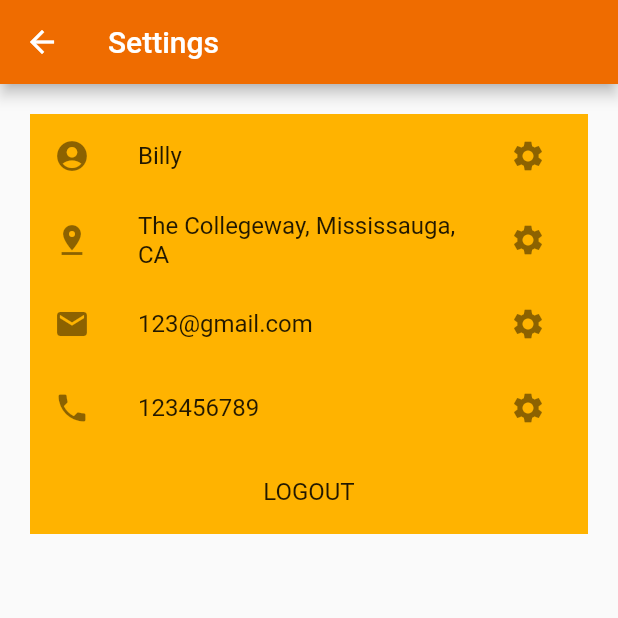
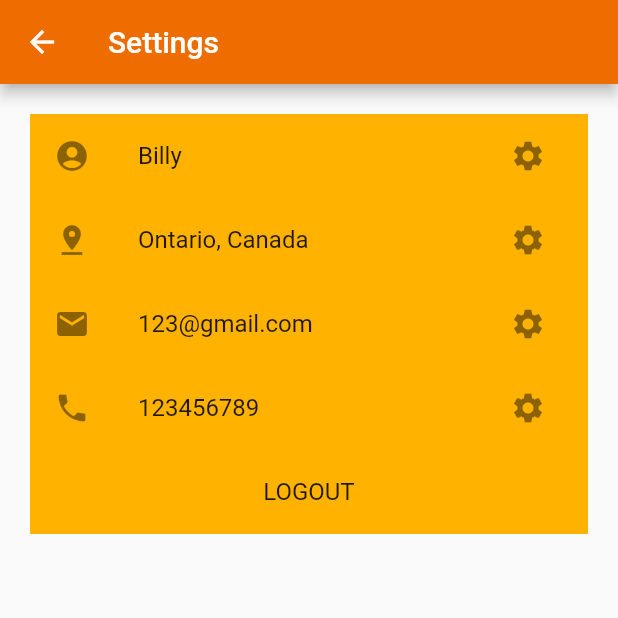
Before and after one commit to NeighborHoop/NeightborHoop, a Flutter app: the Settings screen opened directly, on a phone screen of 412 x 824 dp, the top half of it. Run offline on Flutter 3.47's test engine with Material 2 defaults, Android fonts, the phone set to English and light mode, and no system bars.

Commit message:
Share data first version
Able to synchronize Changes at settings with avatar

```diff
--- /dev/null
+++ b/lib/SharedData.dart
@@ -0,0 +1,7 @@
+class Billy{
+  static String name = "Billy";
+  static String email = "123@gmail.com";
+  static String phone = "123456789";
+  static String location = "Ontario, Canada";
+  static var points = 10;
+}
--- a/lib/profile.dart
+++ b/lib/profile.dart
@@ -1,4 +1,5 @@
 import 'package:flutter/material.dart';
+import './SharedData.dart';
 
 class Profile extends StatefulWidget{
   @override
@@ -7,7 +8,7 @@ class Profile extends StatefulWidget{
 
 class ProfileState extends State<Profile> {
   final List<String> entries = <String>['POINTS', 'SHOOT', 'REBOUND', 'ASSIST', 'WIN RATE', 'RATING'];
-  List<int> attributes = [10, 0, 0, 0, 0, 0];
+  List<int> attributes = [Billy.points, 0, 0, 0, 0, 0];
   Widget build(BuildContext context){
     return ListView.separated(
       padding: const EdgeInsets.all(20),
--- a/lib/settings.dart
+++ b/lib/settings.dart
@@ -1,4 +1,5 @@
 import 'package:flutter/material.dart';
+import './SharedData.dart';
 
 class Settings extends StatefulWidget {
   @override
@@ -27,10 +28,10 @@ class SettingControl extends StatefulWidget {
 }
 
 class SettingControlState extends State<SettingControl> {
-  String name = "Billy";
-  String location = "The Collegeway, Mississauga, CA";
-  String email = "123@gmail.com";
-  String number = "123456789";
+  // String name = "Billy";
+  // String location = "The Collegeway, Mississauga, CA";
+  // String email = "123@gmail.com";
+  // String number = "123456789";
 
   final myController = TextEditingController();
   @override
@@ -44,7 +45,7 @@ class SettingControlState extends State<SettingControl> {
     return ListView(padding: const EdgeInsets.all(20), children: <Widget>[
       ListTile(
         leading: Icon(Icons.account_circle),
-        title: new Text('$name'),
+        title: new Text(Billy.name),
         tileColor: Colors.amber[600],
         trailing: IconButton(
             icon: const Icon(Icons.settings),
@@ -65,7 +66,7 @@ class SettingControlState extends State<SettingControl> {
                       child: Text('Change'),
                       onPressed: () {
                         setState(() {
-                          name = myController.text;
+                          Billy.name = myController.text;
                         });
                         Navigator.pop(context);
                       },
@@ -77,7 +78,7 @@ class SettingControlState extends State<SettingControl> {
       ),
       ListTile(
         leading: Icon(Icons.pin_drop),
-        title: new Text('$location'),
+        title: new Text(Billy.location),
         tileColor: Colors.amber[600],
         trailing: IconButton(
             icon: const Icon(Icons.settings),
@@ -98,7 +99,7 @@ class SettingControlState extends State<SettingControl> {
                       child: Text('Change'),
                       onPressed: () {
                         setState(() {
-                          location = myController.text;
+                          Billy.location = myController.text;
                         });
                         Navigator.pop(context);
                       },
@@ -110,7 +111,7 @@ class SettingControlState extends State<SettingControl> {
       ),
       ListTile(
         leading: Icon(Icons.mail),
-        title: new Text('$email'),
+        title: new Text(Billy.email),
         tileColor: Colors.amber[600],
         trailing: IconButton(
             icon: const Icon(Icons.settings),
@@ -131,7 +132,7 @@ class SettingControlState extends State<SettingControl> {
                       child: Text('Change'),
                       onPressed: () {
                         setState(() {
-                          email = myController.text;
+                          Billy.email = myController.text;
                         });
                         Navigator.pop(context);
                       },
@@ -143,7 +144,7 @@ class SettingControlState extends State<SettingControl> {
       ),
       ListTile(
         leading: Icon(Icons.phone),
-        title: new Text('$number'),
+        title: new Text(Billy.phone),
         tileColor: Colors.amber[600],
         trailing: IconButton(
             icon: const Icon(Icons.settings),
@@ -164,7 +165,7 @@ class SettingControlState extends State<SettingControl> {
                       child: Text('Change'),
                       onPressed: () {
                         setState(() {
-                          number = myController.text;
+                          Billy.phone = myController.text;
                         });
                         Navigator.pop(context);
                       },
```
Also changed, not shown: lib/avatar.dart (+9 -8 lines), 8 other files.
